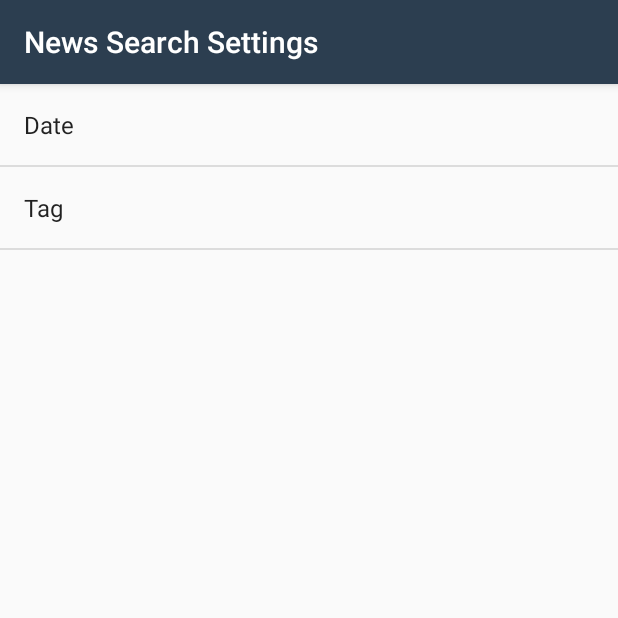
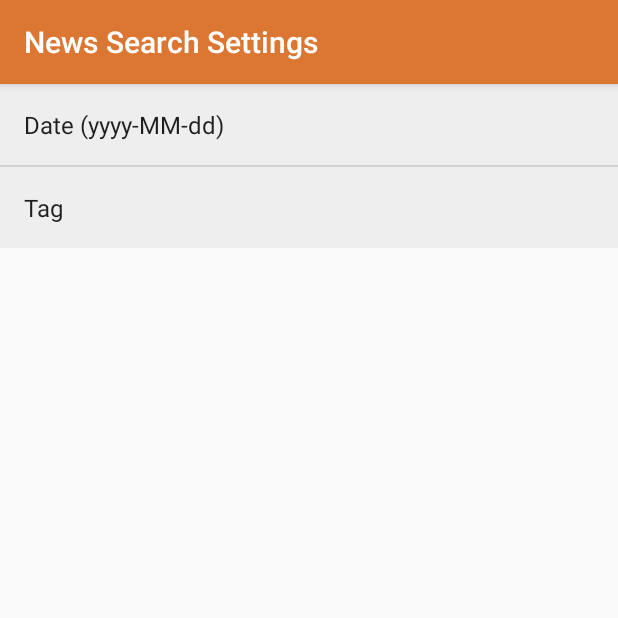
Before and after one commit to taniakolesnik/NewsAppABND, an Android app: the screen it shows after launch (SettingsActivity), in the options menu, after a tap on "Settings", on a phone screen of 412 x 824 dp, the top half of it. Run offline under Robolectric (Android 15) with nearby library versions, the phone set to English and light mode, and no system bars; our stand-ins replace ButterKnife.

Commit message:
added tags and date link builder

```diff
--- a/app/src/main/java/com/example/android/newsappabnd/MainActivity.java
+++ b/app/src/main/java/com/example/android/newsappabnd/MainActivity.java
@@ -4,14 +4,17 @@ import android.app.LoaderManager;
 import android.content.Context;
 import android.content.Intent;
 import android.content.Loader;
+import android.content.SharedPreferences;
 import android.net.ConnectivityManager;
 import android.net.NetworkInfo;
 import android.net.Uri;
+import android.preference.PreferenceManager;
 import android.support.v7.app.AppCompatActivity;
 import android.os.Bundle;
 import android.support.v7.widget.DefaultItemAnimator;
 import android.support.v7.widget.LinearLayoutManager;
 import android.support.v7.widget.RecyclerView;
+import android.text.TextUtils;
 import android.util.Log;
 import android.view.Menu;
 import android.view.MenuItem;
@@ -30,7 +33,7 @@ public class MainActivity extends AppCompatActivity
     public static final String LOG_TAG = MainActivity.class.getName();
 
     public static final String GUARDIAN_API_LINK =
-            "http://content.guardianapis.com/search?q=debates&section=politics&show-tags=contributor&api-key=test";
+            "http://content.guardianapis.com/search";
     NewsRecyclerViewAdapter newsRecyclerViewAdapter;
     public static final int LOADER_ID = 1;
 
@@ -89,9 +92,29 @@ public class MainActivity extends AppCompatActivity
 
     @Override
     public Loader<List<NewsStory>> onCreateLoader(int id, Bundle args) {
+
+        SharedPreferences sharedPreferences = PreferenceManager.getDefaultSharedPreferences(this);
+        String tag = sharedPreferences.getString(
+                getString(R.string.settings_tag_key),
+                getString(R.string.settings_tag_default));
+
+        String date = sharedPreferences.getString(
+                getString(R.string.settings_date_key),
+                getString(R.string.settings_date_default));
+
+
         Uri baseUrl = Uri.parse(GUARDIAN_API_LINK);
         Uri.Builder builder = baseUrl.buildUpon();
+        if (!TextUtils.equals(String.valueOf(tag), getString(R.string.tag_all) )) {
+            builder.appendQueryParameter(getString(R.string.query_section), tag.toLowerCase());
+        }
+        builder.appendQueryParameter(getString(R.string.query_from_date), date);
+        builder.appendQueryParameter(getString(R.string.query_order_by), getString(R.string.query_order_by_default));
+        builder.appendQueryParameter(getString(R.string.query_api_key), getString(R.string.query_api_key_default));
+        Log.i(LOG_TAG, "Link" + builder.toString());
+
         return new NewsLoader(this, builder.toString());
+
     }
 
     @Override
--- a/app/src/main/java/com/example/android/newsappabnd/SettingsActivity.java
+++ b/app/src/main/java/com/example/android/newsappabnd/SettingsActivity.java
@@ -4,6 +4,9 @@ import android.os.Bundle;
 import android.preference.PreferenceFragment;
 import android.support.annotation.Nullable;
 import android.support.v7.app.AppCompatActivity;
+import android.view.LayoutInflater;
+import android.view.View;
+import android.view.ViewGroup;
 
 /**
  * Created by tetianakolesnik on 11/03/2018.
@@ -16,6 +19,8 @@ public class SettingsActivity extends AppCompatActivity {
         setContentView(R.layout.settings_activity);
     }
 
+
+
     public static class NewsPreferenceFragment extends PreferenceFragment {
 
         @Override
@@ -24,5 +29,12 @@ public class SettingsActivity extends AppCompatActivity {
             addPreferencesFromResource(R.xml.settings_main);
         }
 
+        @Override
+        public View onCreateView(LayoutInflater inflater, ViewGroup container, Bundle savedInstanceState) {
+            View view = super.onCreateView(inflater, container, savedInstanceState);
+            view.setBackgroundColor(getResources().getColor(R.color.colorPrimary));
+
+            return view;
+        }
     }
 }
--- a/app/src/main/res/layout/about_activity.xml
+++ b/app/src/main/res/layout/about_activity.xml
@@ -11,15 +11,13 @@
         android:layout_height="wrap_content"
         android:id="@+id/about_createdBy"
         android:padding="@dimen/paddingStandard"
-        android:textSize="@dimen/regularTextSizeMedium"
-        android:textColor="@android:color/white" />
+        android:textSize="@dimen/regularTextSizeMedium" />
 
     <TextView
         android:layout_width="match_parent"
         android:layout_height="wrap_content"
         android:id="@+id/about_version"
         android:padding="@dimen/paddingStandard"
-        android:textSize="@dimen/regularTextSizeMedium"
-        android:textColor="@android:color/white" />
+        android:textSize="@dimen/regularTextSizeMedium" />
 
 </LinearLayout>
--- a/app/src/main/res/layout/settings_activity.xml
+++ b/app/src/main/res/layout/settings_activity.xml
@@ -1,8 +1,9 @@
 <?xml version="1.0" encoding="utf-8"?>
 <fragment xmlns:android="http://schemas.android.com/apk/res/android"
+    android:id="@+id/settings_fragment"
     xmlns:tools="http://schemas.android.com/tools"
-    android:layout_width="match_parent"
-    android:layout_height="match_parent"
+    android:layout_width="wrap_content"
+    android:layout_height="wrap_content"
     android:name="com.example.android.newsappabnd.SettingsActivity$NewsPreferenceFragment"
     tools:context=".SettingsActivity">
 </fragment>
--- a/app/src/main/res/values/arrays.xml
+++ b/app/src/main/res/values/arrays.xml
@@ -1,7 +1,7 @@
 <?xml version="1.0" encoding="utf-8"?>
 <resources>
     <string-array name="Tags">
-        <item>@string/tag_opinion</item>
+        <item>@string/tag_all</item>
         <item>@string/tag_society</item>
         <item>@string/tag_politics</item>
     </string-array>
--- a/app/src/main/res/values/colors.xml
+++ b/app/src/main/res/values/colors.xml
@@ -1,6 +1,6 @@
 <?xml version="1.0" encoding="utf-8"?>
 <resources>
-    <color name="colorPrimary">#2C3E50</color>
+    <color name="colorPrimary">#EEEEEE</color>
     <color name="colorPrimaryDark">#DC7633</color>
     <color name="colorAccent">#E74C3C</color>
 </resources>
--- a/app/src/main/res/values/strings.xml
+++ b/app/src/main/res/values/strings.xml
@@ -20,7 +20,7 @@
     <string name="settings_menu_item">Settings</string>
     <string name="settings_title">News Search Settings</string>
 
-    <string name="settings_date_label">Date</string>
+    <string name="settings_date_label">Date (yyyy-MM-dd)</string>
     <string name="settings_date_key" translatable="false">date_key</string>
     <string name="settings_date_default" translatable="false">2016-10-10</string>
 
@@ -28,8 +28,15 @@
     <string name="settings_tag_key" translatable="false">tag_key</string>
     <string name="settings_tag_default" translatable="false">society</string>
 
-    <string name="tag_politics" translatable="false">politics</string>
-    <string name="tag_society" translatable="false">society</string>
-    <string name="tag_opinion" translatable="false">opinion</string>
+    <string name="tag_politics">Politics</string>
+    <string name="tag_society">Society</string>
+    <string name="tag_all">All</string>
+
+    <string name="query_section">section</string>
+    <string name="query_from_date">from-date</string>
+    <string name="query_order_by">order-by</string>
+    <string name="query_order_by_default">oldest</string>
+    <string name="query_api_key">api-key</string>
+    <string name="query_api_key_default">test</string>
 
 </resources>
--- a/app/src/main/res/values/styles.xml
+++ b/app/src/main/res/values/styles.xml
@@ -1,9 +1,9 @@
 <resources>
 
     <!-- Base application theme. -->
-    <style name="AppTheme" parent="Theme.AppCompat.Light.DarkActionBar">
+    <style name="AppTheme" parent="Theme.AppCompat.DayNight.DarkActionBar">
         <!-- Customize your theme here. -->
-        <item name="colorPrimary">@color/colorPrimary</item>
+        <item name="colorPrimary">@color/colorPrimaryDark</item>
         <item name="colorPrimaryDark">@color/colorPrimaryDark</item>
         <item name="colorAccent">@color/colorAccent</item>
     </style>
```
